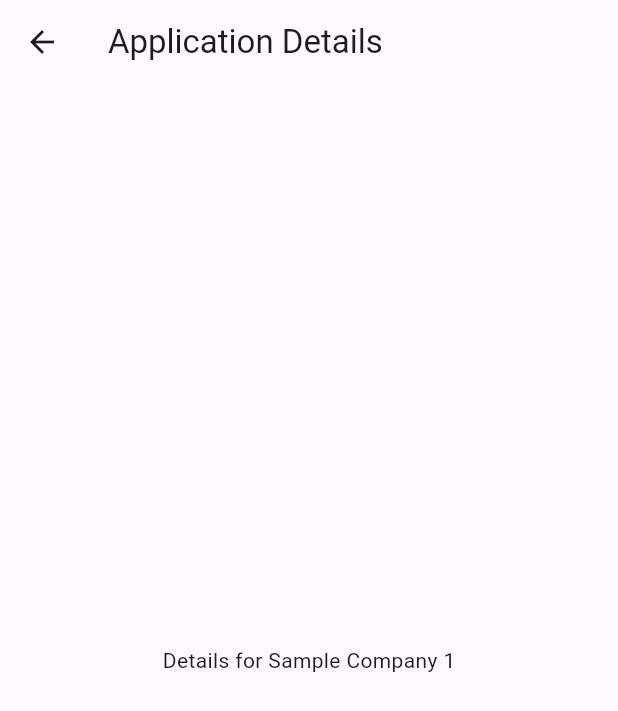
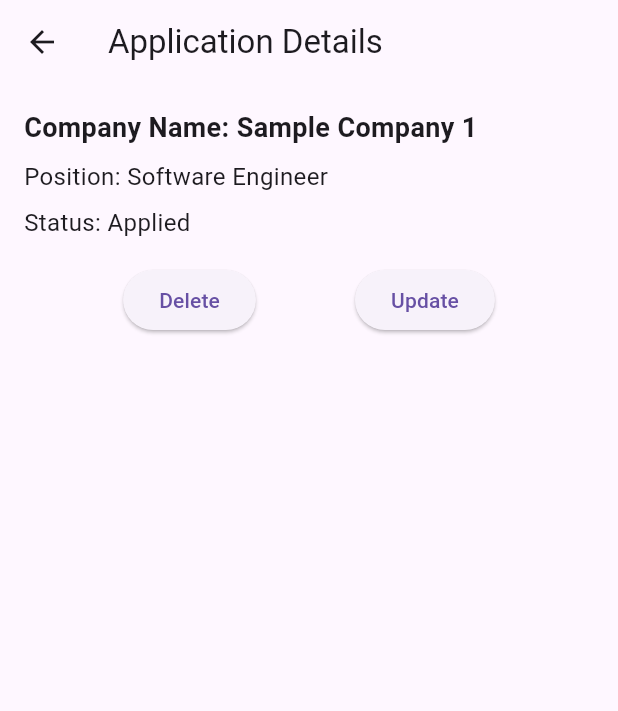
Before and after one commit to milesliebren/CIS3334_Job_Application_Tracker, a Flutter app: the screen it shows after launch, after a tap on "Sample Company 1", on a phone screen of 412 x 824 dp. Shown: the top 711 px of the screen. Run offline on Flutter 3.47's test engine with Material 3 defaults, Android fonts, the phone set to English and light mode, and no system bars; our stand-ins replace hive, hive_flutter; accounts and stored records are empty.

Commit message:
Update and Delete Functionality

```diff
--- a/lib/screens/application_details_screen.dart
+++ b/lib/screens/application_details_screen.dart
@@ -1,10 +1,20 @@
 import 'package:flutter/material.dart';
 import 'package:cis3334_job_application_tracker/models/job_application.dart';
+import 'package:cis3334_job_application_tracker/screens/update_application_screen.dart';
 
-class ApplicationDetailsScreen extends StatelessWidget {
+class ApplicationDetailsScreen extends StatefulWidget {
   final JobApplication application;
+  final Function onDelete;
+  final void Function(JobApplication) onUpdate; // Explicitly define the type of onUpdate
 
-  ApplicationDetailsScreen({Key? key, required this.application}) : super(key: key);
+  ApplicationDetailsScreen({Key? key, required this.application, required this.onDelete, required this.onUpdate}) : super(key: key);
+
+  @override
+  _ApplicationDetailsScreenState createState() => _ApplicationDetailsScreenState();
+}
+
+class _ApplicationDetailsScreenState extends State<ApplicationDetailsScreen> {
+  String selectedStatus = ''; // Track the selected status
 
   @override
   Widget build(BuildContext context) {
@@ -12,9 +22,85 @@ class ApplicationDetailsScreen extends StatelessWidget {
       appBar: AppBar(
         title: Text('Application Details'),
       ),
-      body: Center(
-        child: Text('Details for ${application.companyName}'),
+      body: Padding(
+        padding: const EdgeInsets.all(16.0),
+        child: Column(
+          crossAxisAlignment: CrossAxisAlignment.start,
+          children: [
+            Text(
+              'Company Name: ${widget.application.companyName}',
+              style: TextStyle(fontSize: 18, fontWeight: FontWeight.bold),
+            ),
+            SizedBox(height: 8),
+            Text(
+              'Position: ${widget.application.position}',
+              style: TextStyle(fontSize: 16),
+            ),
+            SizedBox(height: 8),
+            Text(
+              'Status: ${widget.application.status}',
+              style: TextStyle(fontSize: 16),
+            ),
+            SizedBox(height: 16),
+            Row(
+              mainAxisAlignment: MainAxisAlignment.spaceEvenly,
+              children: [
+                ElevatedButton(
+                  onPressed: () {
+                    _showConfirmationDialog(context, 'Delete Application?', 'Are you sure you want to delete this application?', () {
+                      // TODO: Implement delete functionality
+                      Navigator.pop(context);
+                    });
+                  },
+                  child: Text('Delete'),
+                ),
+                ElevatedButton(
+                  onPressed: () {
+                    Navigator.push(
+                      context,
+                      MaterialPageRoute(
+                        builder: (context) => UpdateApplicationScreen(application: widget.application, onUpdate: widget.onUpdate),
+                      ),
+                    );
+                  },
+                  child: Text('Update'),
+                ),
+                // Remove the "Change Status" button
+              ],
+            ),
+          ],
+        ),
       ),
     );
   }
+
+
+  Future<void> _showConfirmationDialog(BuildContext context, String title, String content, VoidCallback onConfirm) async {
+    return showDialog(
+      context: context,
+      builder: (BuildContext context) {
+        return AlertDialog(
+          title: Text(title),
+          content: Text(content),
+          actions: <Widget>[
+            TextButton(
+              onPressed: () {
+                Navigator.of(context).pop();
+              },
+              child: Text('Cancel'),
+            ),
+            TextButton(
+              onPressed: () {
+                onConfirm();
+                widget.onDelete(); // Notify the parent about deletion
+                Navigator.of(context).pop();
+              },
+              child: Text('Confirm'),
+            ),
+          ],
+        );
+      },
+    );
+  }
+
 }
--- a/lib/screens/home_screen.dart
+++ b/lib/screens/home_screen.dart
@@ -1,6 +1,6 @@
 import 'package:flutter/material.dart';
 import 'package:hive/hive.dart';
-import 'application_details_screen.dart';
+import 'package:cis3334_job_application_tracker/screens/application_details_screen.dart';
 import 'package:cis3334_job_application_tracker/models/job_application.dart';
 import 'package:cis3334_job_application_tracker/screens/add_application_screen.dart';
 
@@ -10,7 +10,7 @@ class HomeScreen extends StatefulWidget {
 }
 
 class _HomeScreenState extends State<HomeScreen> {
-  late Box<JobApplication>? jobApplicationsBox = Hive.box<JobApplication>('jobApplications');
+  late Box<JobApplication> jobApplicationsBox;
 
   @override
   void initState() {
@@ -19,35 +19,38 @@ class _HomeScreenState extends State<HomeScreen> {
   }
 
   Future<void> openHiveBox() async {
-    print('Opening Hive box...');
     await Hive.openBox<JobApplication>('jobApplications');
     jobApplicationsBox = Hive.box<JobApplication>('jobApplications');
-
-    // Add sample job applications for testing if the box is empty
-    if (jobApplicationsBox!.isEmpty) {
+    if (jobApplicationsBox.isEmpty) {
       await addSampleJobApplications();
-      setState(() {});
     }
+    setState(() {});
   }
 
   Future<void> addSampleJobApplications() async {
-    await jobApplicationsBox!.add(JobApplication(
+    await jobApplicationsBox.add(JobApplication(
       companyName: 'Sample Company 1',
       position: 'Software Engineer',
       status: 'Applied',
     ));
 
-    await jobApplicationsBox!.add(JobApplication(
+    await jobApplicationsBox.add(JobApplication(
       companyName: 'Sample Company 2',
       position: 'Product Manager',
       status: 'Interviewing',
     ));
 
-    await jobApplicationsBox!.add(JobApplication(
+    await jobApplicationsBox.add(JobApplication(
       companyName: 'Sample Company 3',
       position: 'Data Analyst',
       status: 'Offer Received',
     ));
+  }
+
+  // Function to handle the update when called from UpdateApplicationScreen
+  void handleUpdate(int index, JobApplication updatedApplication) {
+    jobApplicationsBox.putAt(index, updatedApplication);
+    setState(() {});
   }
 
   @override
@@ -56,7 +59,7 @@ class _HomeScreenState extends State<HomeScreen> {
       appBar: AppBar(
         title: Text('Job Applications'),
       ),
-      body: jobApplicationsBox != null && jobApplicationsBox!.isNotEmpty
+      body: jobApplicationsBox.isNotEmpty
           ? buildJobApplicationsList()
           : buildEmptyState(),
       floatingActionButton: FloatingActionButton(
@@ -75,19 +78,30 @@ class _HomeScreenState extends State<HomeScreen> {
 
   Widget buildJobApplicationsList() {
     return ListView.builder(
-      itemCount: jobApplicationsBox!.length,
+      itemCount: jobApplicationsBox.length,
       itemBuilder: (context, index) {
-        var application = jobApplicationsBox!.getAt(index)!;
+        var application = jobApplicationsBox.getAt(index)!;
         return ListTile(
           title: Text(application.companyName),
           subtitle: Text('${application.position} - ${application.status}'),
-          onTap: () {
-            Navigator.push(
+          onTap: () async {
+            // Navigator.push returns the updated application
+            var updatedApplication = await Navigator.push(
               context,
               MaterialPageRoute(
-                builder: (context) => ApplicationDetailsScreen(application: application),
+                builder: (context) => ApplicationDetailsScreen(
+                  application: application,
+                  onDelete: () => handleDelete(index),
+                  onUpdate: (updatedApplication) => handleUpdate(index, updatedApplication), // Pass the handleUpdate function
+                ),
               ),
             );
+
+            if (updatedApplication != null) {
+              // If the application is updated, update the UI
+              jobApplicationsBox.putAt(index, updatedApplication);
+              setState(() {});
+            }
           },
         );
       },
@@ -99,4 +113,10 @@ class _HomeScreenState extends State<HomeScreen> {
       child: Text('No job applications found. Add a new one using the "+" button.'),
     );
   }
+
+  // Function to handle deletion when called from ApplicationDetailsScreen
+  void handleDelete(int index) {
+    jobApplicationsBox.deleteAt(index);
+    setState(() {});
+  }
 }
```
Also changed, not shown: lib/screens/update_application_screen.dart (added, +102 -0 lines).
